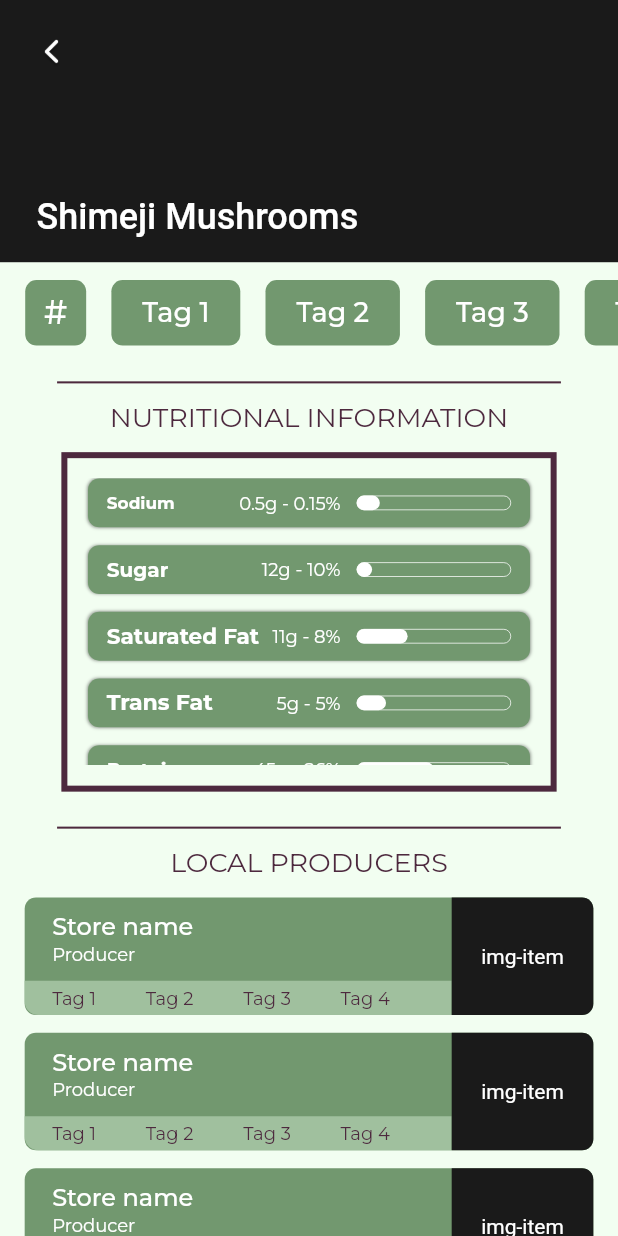
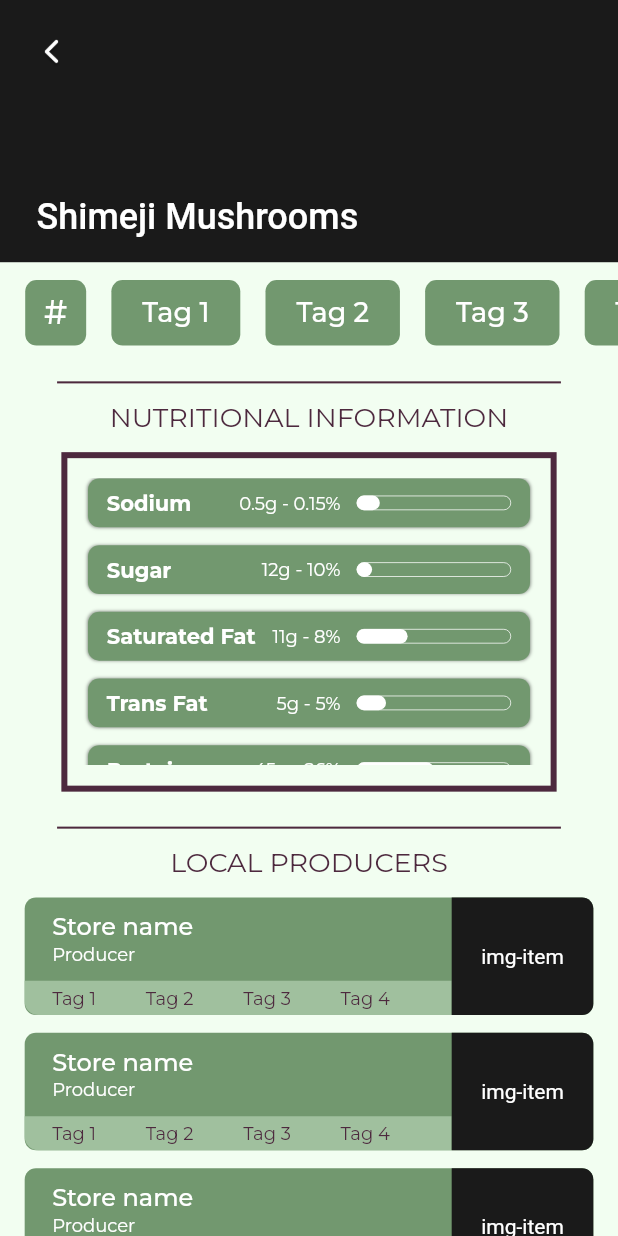
Before and after one commit to Lucas-AV/local_farm, a Flutter app: the screen it shows after launch, after a tap on "img-item", on a phone screen of 412 x 824 dp. Run offline on Flutter 3.47's test engine with Material 2 defaults, Android fonts, the light colour scheme and no system bars; our stand-ins replace carousel_slider, flutter_svg, google_fonts.

Commit message:
Font fix

```diff
--- a/lib/product_page.dart
+++ b/lib/product_page.dart
@@ -51,7 +51,7 @@ class _ProductPageState extends State<ProductPage> {
                           style: GoogleFonts.montserrat(
                               color: Colors.white,
                               fontWeight: FontWeight.w700,
-                              fontSize: constraints.maxWidth*0.14
+                              fontSize: 14
                           ),
                         );
                       },
```
